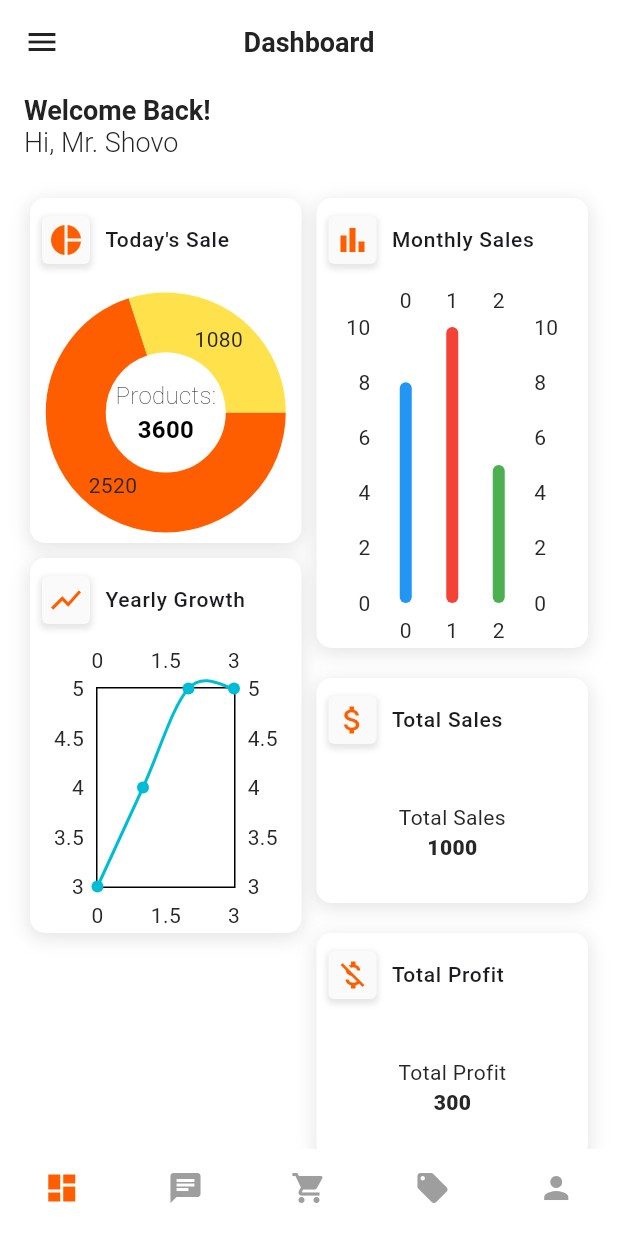
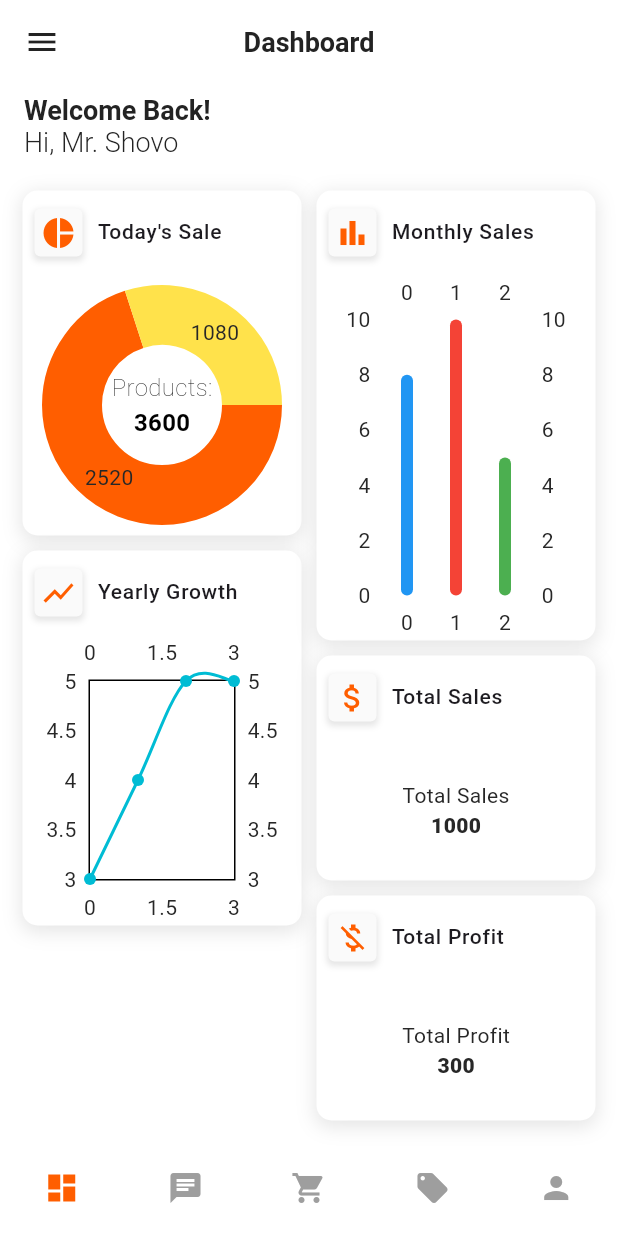
Before and after one commit to Tasnim-Mayesha/FurniHaven_SDP-II, a Flutter app: the screen it shows after launch, on a phone screen of 412 x 824 dp. Run offline on Flutter 3.47's test engine with Material 3 defaults, Android fonts, the phone set to English and light mode, and no system bars; drawn by our look-alikes of fl_chart; our stand-ins replace cloud_firestore, connectivity_plus, firebase_auth, firebase_core, flutter_native_splash, get and 4 more; accounts and stored records are empty.

Commit message:
fix: spacing in dashboard

```diff
--- a/lib/features/seller/views/pages/dashboard_page.dart
+++ b/lib/features/seller/views/pages/dashboard_page.dart
@@ -23,7 +23,7 @@ class DashboardPage extends StatelessWidget {
       ),
       body: SingleChildScrollView(
         child: Padding(
-          padding: const EdgeInsets.all(20.0),
+          padding: const EdgeInsets.all(15.0),
           child: Row(
             crossAxisAlignment: CrossAxisAlignment.start,
             children: [
@@ -61,7 +61,7 @@ class DashboardPage extends StatelessWidget {
                       child: MonthlySalesBarChart(),
                       height: 300,
                     ),
-                    SizedBox(height: 20),
+                    SizedBox(height: 10),
                     _buildDashboardContainer(
                       context: context,
                       iconData: Icons.attach_money,
@@ -69,7 +69,7 @@ class DashboardPage extends StatelessWidget {
                       child: TotalSalesBox(),
                       height: 150,
                     ),
-                    SizedBox(height: 20),
+                    SizedBox(height: 10),
                     _buildDashboardContainer(
                       context: context,
                       iconData: Icons.money_off,
```
